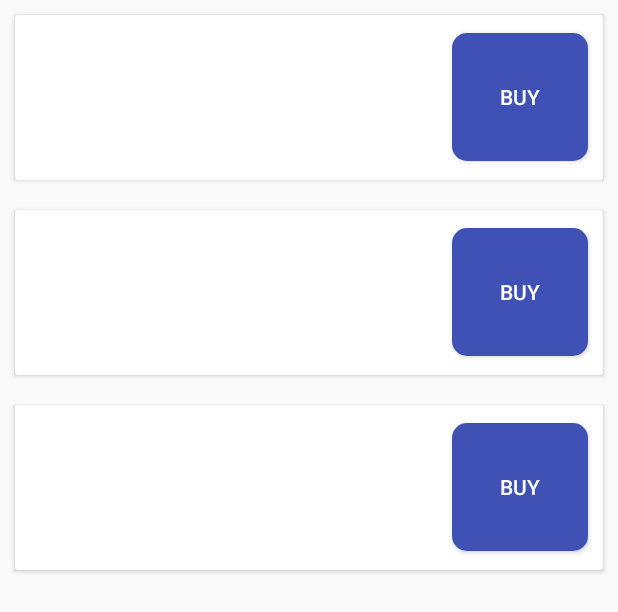
After one commit to sudoalgorithm/VPay, an Android app: the layout cardview_layout.xml on its own in the app's theme, with its tools: preview values and no code run, on a phone screen of 412 x 824 dp. The commit adds this screen. Shown: the top 612 px of the screen. Run offline under Robolectric (Android 15) with nearby library versions, the phone set to English and light mode, and no system bars.

Commit message:
CardLayout

```diff
--- a/app/build.gradle
+++ b/app/build.gradle
@@ -31,5 +31,6 @@ dependencies {
     compile 'com.android.support:appcompat-v7:24.2.1'
     compile 'com.facebook.android:facebook-android-sdk:[4,5)'
     compile 'com.android.support:design:24.2.0'
+    compile 'com.android.support:cardview-v7:24.2.0'
     testCompile 'junit:junit:4.12'
 }
--- /dev/null
+++ b/app/src/main/res/drawable/circular_corners.xml
@@ -0,0 +1,10 @@
+<?xml version="1.0" encoding="utf-8"?>
+<shape xmlns:android="http://schemas.android.com/apk/res/android"
+    android:shape="rectangle"
+    android:padding="10dp"
+    >
+    <solid
+        android:color="?attr/colorPrimary"/>
+    <corners
+        android:radius="10dp"/>
+</shape>
--- a/app/src/main/res/layout/activity_dashboard.xml
+++ b/app/src/main/res/layout/activity_dashboard.xml
@@ -28,4 +28,8 @@
 
 
 
+
+
+
+
 </LinearLayout>
--- /dev/null
+++ b/app/src/main/res/layout/cardview_layout.xml
@@ -0,0 +1,121 @@
+<?xml version="1.0" encoding="utf-8"?>
+<LinearLayout xmlns:android="http://schemas.android.com/apk/res/android"
+    android:layout_width="match_parent"
+    android:layout_height="match_parent"
+    android:orientation="vertical">
+
+    <android.support.v7.widget.CardView
+        android:id="@+id/card_view1"
+        android:layout_width="match_parent"
+        android:layout_height="wrap_content"
+        android:layout_margin="10dp"
+        >
+        <LinearLayout
+            android:layout_width="match_parent"
+            android:layout_height="wrap_content"
+            android:orientation="horizontal"
+            >
+            <ImageView
+                android:id="@+id/imageVie1"
+                android:layout_width="0dp"
+                android:layout_height="90dp"
+                android:scaleType="centerInside"
+                android:layout_margin="10dp"
+                android:layout_weight="1"
+                />
+            <TextView
+                android:layout_width="0dp"
+                android:layout_height="wrap_content"
+                android:layout_weight="2"
+                android:layout_gravity="center_vertical"
+                />
+            <Button
+                android:layout_width="0dp"
+                android:layout_height="85dp"
+                android:layout_weight="1"
+                android:layout_gravity="center_vertical"
+                android:layout_marginRight="10dp"
+                android:background="@drawable/circular_corners"
+                android:text="Buy"
+                android:textColor="@android:color/white"
+                />
+        </LinearLayout>
+    </android.support.v7.widget.CardView>
+
+    <android.support.v7.widget.CardView
+        android:id="@+id/card_view2"
+        android:layout_width="match_parent"
+        android:layout_height="wrap_content"
+        android:layout_margin="10dp"
+        >
+        <LinearLayout
+            android:layout_width="match_parent"
+            android:layout_height="wrap_content"
+            android:orientation="horizontal"
+            >
+            <ImageView
+                android:id="@+id/imageView2"
+                android:layout_width="0dp"
+                android:layout_height="90dp"
+                android:scaleType="centerInside"
+                android:layout_margin="10dp"
+                android:layout_weight="1"
+                />
+            <TextView
+                android:layout_width="0dp"
+                android:layout_height="wrap_content"
+                android:layout_weight="2"
+                android:layout_gravity="center_vertical"
+                />
+            <Button
+                android:layout_width="0dp"
+                android:layout_height="85dp"
+                android:layout_weight="1"
+                android:layout_gravity="center_vertical"
+                android:layout_marginRight="10dp"
+                android:background="@drawable/circular_corners"
+                android:text="Buy"
+                android:textColor="@android:color/white"
+                />
+        </LinearLayout>
+    </android.support.v7.widget.CardView>
+
+    <android.support.v7.widget.CardView
+        android:id="@+id/card_view3"
+        android:layout_width="match_parent"
+        android:layout_height="wrap_content"
+        android:layout_margin="10dp"
+        >
+        <LinearLayout
+            android:layout_width="match_parent"
+            android:layout_height="wrap_content"
+            android:orientation="horizontal"
+            >
+            <ImageView
+                android:id="@+id/imageView3"
+                android:layout_width="0dp"
+                android:layout_height="90dp"
+                android:scaleType="centerInside"
+                android:layout_margin="10dp"
+                android:layout_weight="1"
+                />
+            <TextView
+                android:layout_width="0dp"
+                android:layout_height="wrap_content"
+                android:layout_weight="2"
+                android:layout_gravity="center_vertical"
+                />
+            <Button
+                android:layout_width="0dp"
+                android:layout_height="85dp"
+                android:layout_weight="1"
+                android:layout_gravity="center_vertical"
+                android:layout_marginRight="10dp"
+                android:background="@drawable/circular_corners"
+                android:text="Buy"
+                android:textColor="@android:color/white"
+                />
+        </LinearLayout>
+    </android.support.v7.widget.CardView>
+
+</LinearLayout>
```
